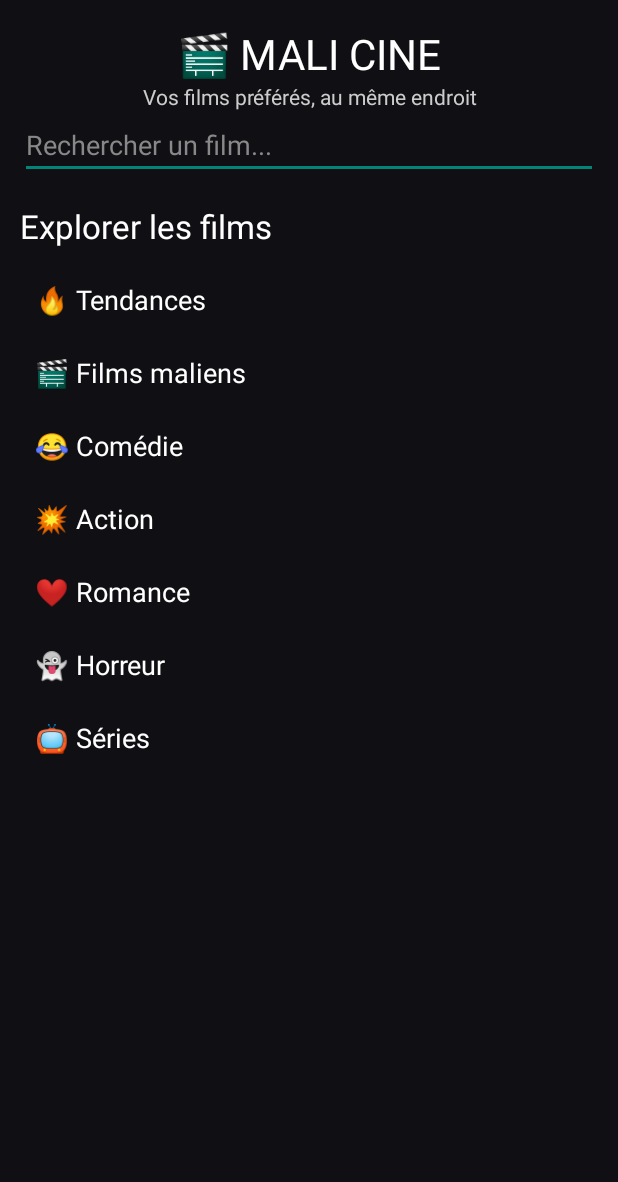
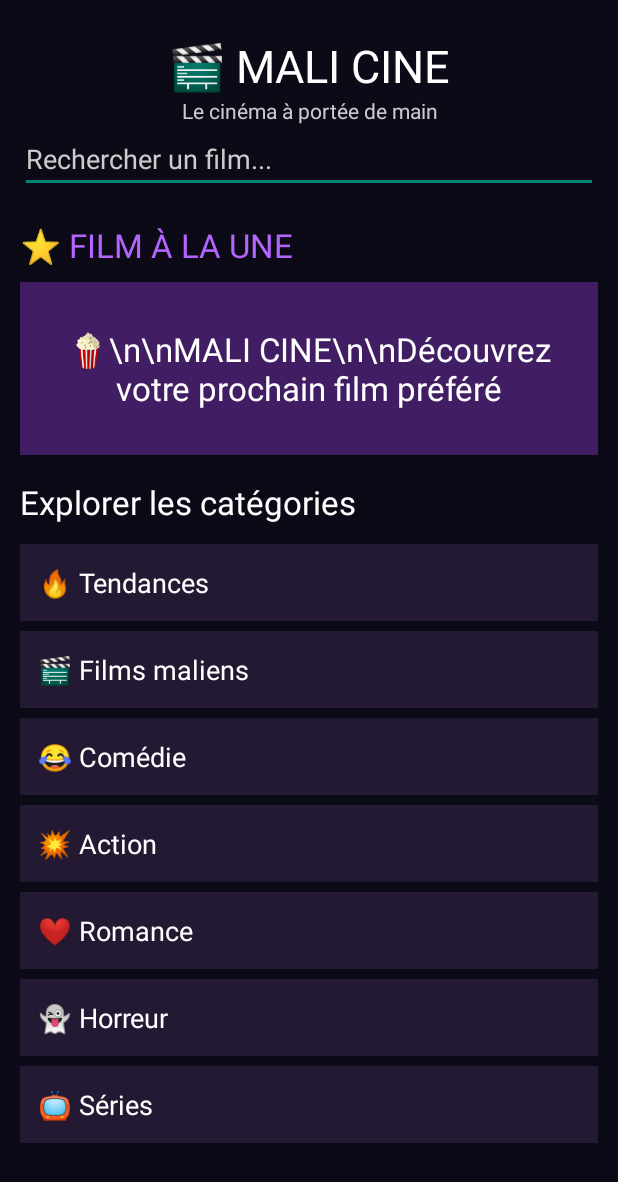
Before and after one commit to mahamadoumd237-hash/mali-cine, an Android app: the screen it shows after launch (MainActivity), on a phone screen of 412 x 824 dp. Shown: the top 1182 px of the screen. Run offline under Robolectric (Android 15) with nearby library versions, the phone set to English and light mode, and no system bars.

Commit message:
Refactor MainActivity layout and update UI elements
Updated layout and styling for MainActivity. Changed text and added new views for better user experience.

```diff
--- a/app/src/main/java/com/malicine/app/MainActivity.java
+++ b/app/src/main/java/com/malicine/app/MainActivity.java
@@ -1,14 +1,10 @@
-
 package com.malicine.app;
 
 import android.app.Activity;
 import android.os.Bundle;
 import android.graphics.Color;
 import android.view.Gravity;
-import android.widget.LinearLayout;
-import android.widget.TextView;
-import android.widget.ScrollView;
-import android.widget.EditText;
+import android.widget.*;
 
 public class MainActivity extends Activity {
 
@@ -17,40 +13,51 @@ public class MainActivity extends Activity {
         super.onCreate(savedInstanceState);
 
         LinearLayout main = new LinearLayout(this);
-        main.setOrientation(LinearLayout.VERTICAL);
-        main.setBackgroundColor(Color.rgb(15, 15, 20));
-        main.setPadding(20, 25, 20, 20);
+        main.setOrientation(1);
+        main.setPadding(20, 35, 20, 20);
+        main.setBackgroundColor(Color.rgb(12, 10, 22));
 
         TextView logo = new TextView(this);
         logo.setText("🎬 MALI CINE");
-        logo.setTextSize(28);
         logo.setTextColor(Color.WHITE);
+        logo.setTextSize(30);
         logo.setGravity(Gravity.CENTER);
         main.addView(logo);
 
-        TextView subtitle = new TextView(this);
-        subtitle.setText("Vos films préférés, au même endroit");
-        subtitle.setTextColor(Color.LTGRAY);
-        subtitle.setTextSize(14);
-        subtitle.setGravity(Gravity.CENTER);
-        main.addView(subtitle);
+        TextView bienvenue = new TextView(this);
+        bienvenue.setText("Le cinéma à portée de main");
+        bienvenue.setTextColor(Color.LTGRAY);
+        bienvenue.setGravity(Gravity.CENTER);
+        main.addView(bienvenue);
 
-        EditText search = new EditText(this);
-        search.setHint("Rechercher un film...");
-        search.setTextColor(Color.WHITE);
-        search.setHintTextColor(Color.GRAY);
-        main.addView(search);
+        EditText recherche = new EditText(this);
+        recherche.setHint("Rechercher un film...");
+        recherche.setTextColor(Color.WHITE);
+        recherche.setHintTextColor(Color.LTGRAY);
+        main.addView(recherche);
 
-        ScrollView scroll = new ScrollView(this);
-        LinearLayout content = new LinearLayout(this);
-        content.setOrientation(LinearLayout.VERTICAL);
+        TextView vedette = new TextView(this);
+        vedette.setText("⭐ FILM À LA UNE");
+        vedette.setTextColor(Color.rgb(180, 100, 255));
+        vedette.setTextSize(22);
+        vedette.setPadding(0, 30, 0, 15);
+        main.addView(vedette);
 
-        TextView title = new TextView(this);
-        title.setText("Explorer les films");
-        title.setTextSize(22);
-        title.setTextColor(Color.WHITE);
-        title.setPadding(0, 25, 0, 15);
-        content.addView(title);
+        TextView affiche = new TextView(this);
+        affiche.setText("🍿\\n\\nMALI CINE\\n\\nDécouvrez votre prochain film préféré");
+        affiche.setTextColor(Color.WHITE);
+        affiche.setTextSize(22);
+        affiche.setGravity(Gravity.CENTER);
+        affiche.setPadding(15, 45, 15, 45);
+        affiche.setBackgroundColor(Color.rgb(65, 30, 100));
+        main.addView(affiche);
+
+        TextView titre = new TextView(this);
+        titre.setText("Explorer les catégories");
+        titre.setTextColor(Color.WHITE);
+        titre.setTextSize(22);
+        titre.setPadding(0, 25, 0, 15);
+        main.addView(titre);
 
         String[] categories = {
             "🔥 Tendances",
@@ -62,18 +69,20 @@ public class MainActivity extends Activity {
             "📺 Séries"
         };
 
-        for (String category : categories) {
+        for (String categorie : categories) {
             TextView item = new TextView(this);
-            item.setText(category);
+            item.setText(categorie);
+            item.setTextColor(Color.WHITE);
             item.setTextSize(18);
-            item.setTextColor(Color.WHITE);
-            item.setPadding(15, 18, 15, 18);
-            content.addView(item);
+            item.setPadding(18, 20, 18, 20);
+            item.setBackgroundColor(Color.rgb(35, 25, 50));
+
+            LinearLayout.LayoutParams params =
+                new LinearLayout.LayoutParams(-1, -2);
+            params.setMargins(0, 5, 0, 5);
+            main.addView(item, params);
         }
-
-        scroll.addView(content);
-        main.addView(scroll);
 
         setContentView(main);
     }
-                     }
+}
```
